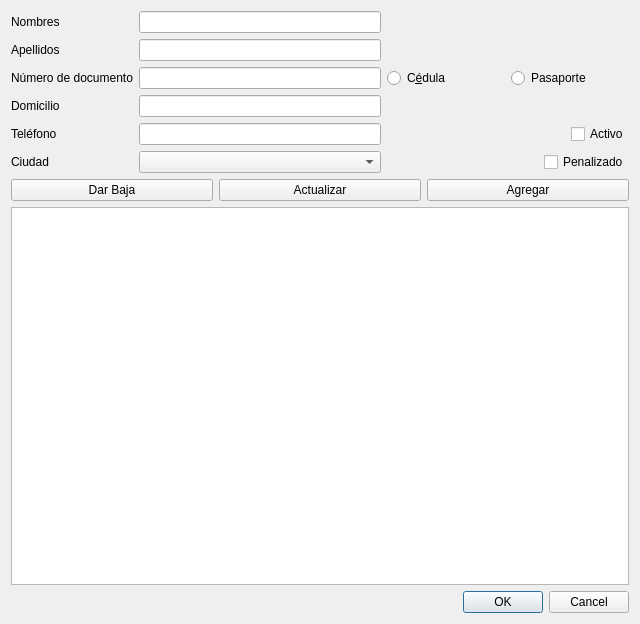
Qt form Diseño Interfaz Gráfica/abm_paciente.ui (gabofer82/taller_programacion_2017) before a commit.
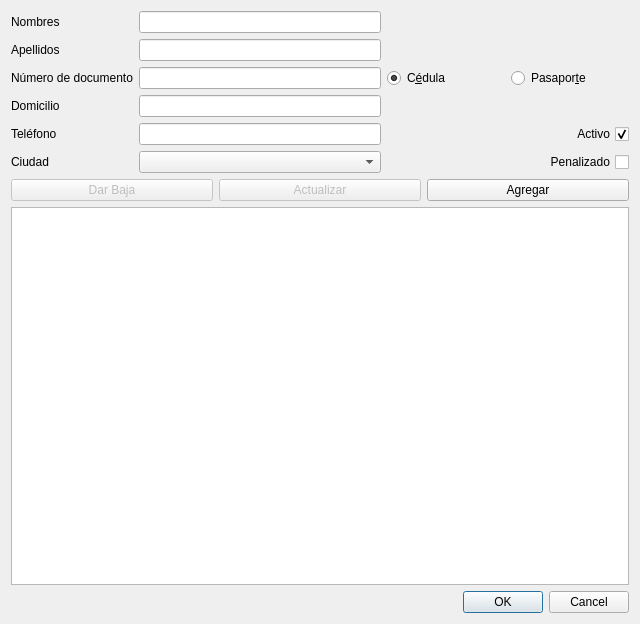
The same form after that commit.

The edit to the form file:
```diff
--- a/Diseño Interfaz Gráfica/abm_paciente.ui
+++ b/Diseño Interfaz Gráfica/abm_paciente.ui
@@ -43,9 +43,15 @@
        </item>
        <item>
         <widget class="QCheckBox" name="chkbox_activo">
+         <property name="layoutDirection">
+          <enum>Qt::RightToLeft</enum>
+         </property>
          <property name="text">
           <string>Activo</string>
          </property>
+         <property name="checked">
+          <bool>true</bool>
+         </property>
         </widget>
        </item>
       </layout>
@@ -136,12 +142,15 @@
          <property name="text">
           <string>C&amp;édula</string>
          </property>
+         <property name="checked">
+          <bool>true</bool>
+         </property>
         </widget>
        </item>
        <item>
         <widget class="QRadioButton" name="rbtn_pasaporte">
          <property name="text">
-          <string>Pasaporte</string>
+          <string>Pasapor&amp;te</string>
          </property>
         </widget>
        </item>
@@ -164,6 +173,9 @@
        </item>
        <item>
         <widget class="QCheckBox" name="chkbox_penalizado">
+         <property name="layoutDirection">
+          <enum>Qt::RightToLeft</enum>
+         </property>
          <property name="text">
           <string>Penalizado</string>
          </property>
@@ -177,6 +189,9 @@
     <layout class="QHBoxLayout" name="horizontalLayout_4">
      <item>
       <widget class="QPushButton" name="btn_baja">
+       <property name="enabled">
+        <bool>false</bool>
+       </property>
        <property name="text">
         <string>Dar Baja</string>
        </property>
@@ -184,6 +199,9 @@
      </item>
      <item>
       <widget class="QPushButton" name="btn_actualizar">
+       <property name="enabled">
+        <bool>false</bool>
+       </property>
        <property name="text">
         <string>Actualizar</string>
        </property>
```
